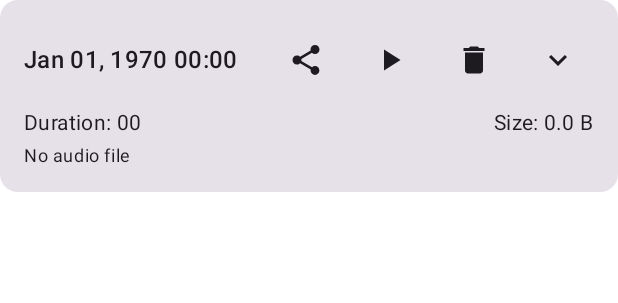
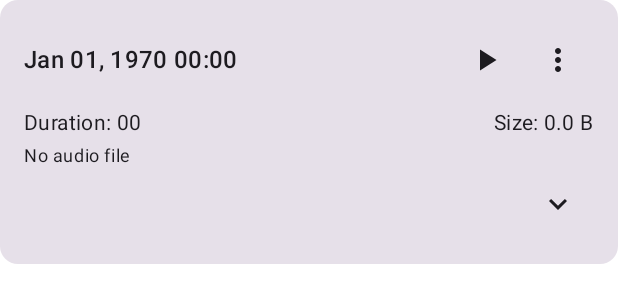
Before and after one commit to kurtnebiev-elvis4/ai_assistant, an Android app built with Jetpack Compose: the @Preview function RecordingItemPreview, on a phone screen of 412 x 824 dp. Shown: the top 303 px of the screen. Run offline under Robolectric (Android 15) with nearby library versions, the phone set to English and light mode, and no system bars; our stand-ins replace Room's generated code.

Commit message:
feat: Enhance recording list UI, add version display, and improve APK naming

```diff
--- a/app/src/main/java/com/mycelium/myapplication/MainActivity.kt
+++ b/app/src/main/java/com/mycelium/myapplication/MainActivity.kt
@@ -7,10 +7,6 @@ import androidx.activity.ComponentActivity
 import androidx.activity.compose.setContent
 import androidx.activity.enableEdgeToEdge
 import androidx.activity.result.contract.ActivityResultContracts
-import androidx.compose.runtime.LaunchedEffect
-import androidx.compose.runtime.collectAsState
-import androidx.compose.runtime.getValue
-import androidx.compose.runtime.remember
 import androidx.core.content.ContextCompat
 import androidx.navigation.NavType
 import androidx.navigation.compose.NavHost
@@ -62,6 +58,7 @@ class MainActivity : ComponentActivity() {
                         )
                     }
                 }
+
             }
         }
         UploadChunkWorker.enqueueOneTimeUploadWorker(this)
--- a/app/src/main/java/com/mycelium/myapplication/ui/recording/RecordingList.kt
+++ b/app/src/main/java/com/mycelium/myapplication/ui/recording/RecordingList.kt
@@ -10,9 +10,9 @@ import androidx.compose.material.icons.filled.ExpandLess
 import androidx.compose.material.icons.filled.ExpandMore
 import androidx.compose.material.icons.filled.Pause
 import androidx.compose.material.icons.filled.PlayArrow
-import androidx.compose.material.icons.filled.Share
+import androidx.compose.material.icons.filled.MoreVert
 import androidx.compose.material3.*
-import androidx.compose.runtime.Composable
+import androidx.compose.runtime.*
 import androidx.compose.ui.Alignment
 import androidx.compose.ui.Modifier
 import androidx.compose.ui.text.style.TextOverflow
@@ -83,7 +83,8 @@ private fun RecordingItem(
     chunks: List<ChunkUploadQueue> = emptyList()
 ) {
     Card(
-        modifier = Modifier.fillMaxWidth()
+        modifier = Modifier.fillMaxWidth(),
+        onClick = onViewResults
     ) {
         Column(
             modifier = Modifier
@@ -98,18 +99,10 @@ private fun RecordingItem(
             ) {
                 Text(
                     text = formatDate(recording.startTime),
-                    style = MaterialTheme.typography.titleMedium,
-                    modifier = Modifier.clickable(onClick = onViewResults)
+                    style = MaterialTheme.typography.titleMedium
                 )
-                Row(
-                    horizontalArrangement = Arrangement.spacedBy(8.dp)
-                ) {
-                    IconButton(onClick = onShare) {
-                        Icon(
-                            imageVector = Icons.Default.Share,
-                            contentDescription = "Share all chunks"
-                        )
-                    }
+                Spacer(modifier = Modifier.weight(1f))
+
                 IconButton(onClick = onPlay) {
                     Icon(
                         imageVector = if (isPlaying) Icons.Default.Pause else Icons.Default.PlayArrow,
@@ -117,16 +110,31 @@ private fun RecordingItem(
                         tint = if (isPlaying) MaterialTheme.colorScheme.primary else LocalContentColor.current
                     )
                 }
-                    IconButton(onClick = onDelete) {
+                var menuExpanded by remember { mutableStateOf(false) }
+                Box {
+                    IconButton(onClick = { menuExpanded = true }) {
                         Icon(
-                            imageVector = Icons.Default.Delete,
-                            contentDescription = "Delete recording"
+                            imageVector = Icons.Default.MoreVert,
+                            contentDescription = "More options"
                         )
                     }
-                    IconButton(onClick = onToggleChunksView) {
-                        Icon(
-                            imageVector = if (recording.showChunks) Icons.Default.ExpandLess else Icons.Default.ExpandMore,
-                            contentDescription = if (recording.showChunks) "Hide chunks" else "Show chunks"
+                    DropdownMenu(
+                        expanded = menuExpanded,
+                        onDismissRequest = { menuExpanded = false }
+                    ) {
+                        DropdownMenuItem(
+                            text = { Text("Share") },
+                            onClick = {
+                                menuExpanded = false
+                                onShare()
+                            }
+                        )
+                        DropdownMenuItem(
+                            text = { Text("Delete") },
+                            onClick = {
+                                menuExpanded = false
+                                onDelete()
+                            }
                         )
                     }
                 }
@@ -158,6 +166,15 @@ private fun RecordingItem(
                 maxLines = 1,
                 overflow = TextOverflow.Ellipsis
             )
+            IconButton(
+                onClick = onToggleChunksView,
+                modifier = Modifier.align(Alignment.End)
+            ) {
+                Icon(
+                    imageVector = if (recording.showChunks) Icons.Default.ExpandLess else Icons.Default.ExpandMore,
+                    contentDescription = if (recording.showChunks) "Hide chunks" else "Show chunks"
+                )
+            }
 
             // Chunks list
             if (recording.showChunks) {
--- a/app/src/main/java/com/mycelium/myapplication/ui/recording/RecordingScreen.kt
+++ b/app/src/main/java/com/mycelium/myapplication/ui/recording/RecordingScreen.kt
@@ -216,6 +216,10 @@ fun RecordingScreen(
                     onRequestPermission = onRequestPermission,
                 )
             }
+            Text(
+                text = "Build Version: 1.0.2",
+                modifier = Modifier.align(Alignment.BottomStart)
+            )
         }
     }
 }
```
Also changed, not shown: app/build.gradle.kts (+15 -2 lines). Lines whose indentation alone changed are shown as unchanged.
